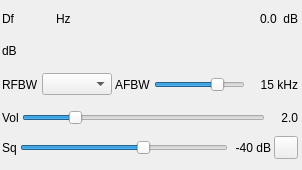
Before: the Qt Designer form plugins/channelrx/demodwfm/wfmdemodgui.ui in f4exb/sdrangel, drawn with Qt 5.
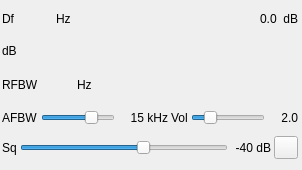
After: the same form once the commit is applied. Icons and pictures are not drawn. Custom widgets are drawn as their Qt base class.

The edit to the form file:
```diff
--- a/plugins/channelrx/demodwfm/wfmdemodgui.ui
+++ b/plugins/channelrx/demodwfm/wfmdemodgui.ui
@@ -216,15 +216,56 @@
        </widget>
       </item>
       <item>
-       <widget class="QComboBox" name="rfBW">
-        <property name="maximumSize">
+       <widget class="ValueDial" name="rfBW" native="true">
+        <property name="sizePolicy">
+         <sizepolicy hsizetype="Maximum" vsizetype="Maximum">
+          <horstretch>0</horstretch>
+          <verstretch>0</verstretch>
+         </sizepolicy>
+        </property>
+        <property name="minimumSize">
          <size>
-          <width>70</width>
-          <height>16777215</height>
+          <width>32</width>
+          <height>16</height>
          </size>
         </property>
+        <property name="font">
+         <font>
+          <family>Liberation Mono</family>
+          <pointsize>12</pointsize>
+          <weight>50</weight>
+          <bold>false</bold>
+         </font>
+        </property>
+        <property name="toolTip">
+         <string>RF Bandwidth (Hz)</string>
+        </property>
        </widget>
       </item>
+      <item>
+       <widget class="QLabel" name="rfBWUnits">
+        <property name="text">
+         <string>Hz</string>
+        </property>
+       </widget>
+      </item>
+      <item>
+       <spacer name="horizontalSpacer_2">
+        <property name="orientation">
+         <enum>Qt::Horizontal</enum>
+        </property>
+        <property name="sizeHint" stdset="0">
+         <size>
+          <width>40</width>
+          <height>20</height>
+         </size>
+        </property>
+       </spacer>
+      </item>
+     </layout>
+    </item>
+    <item>
+     <layout class="QHBoxLayout" name="volumeLayout">
       <item>
        <widget class="QLabel" name="afBWLabel">
         <property name="text">
@@ -270,10 +311,6 @@
         </property>
        </widget>
       </item>
-     </layout>
-    </item>
-    <item>
-     <layout class="QHBoxLayout" name="volumeLayout">
       <item>
        <widget class="QLabel" name="volumeLabel">
         <property name="text">
@@ -416,6 +453,12 @@
    <header>gui/valuedialz.h</header>
    <container>1</container>
   </customwidget>
+  <customwidget>
+   <class>ValueDial</class>
+   <extends>QWidget</extends>
+   <header>gui/valuedial.h</header>
+   <container>1</container>
+  </customwidget>
  </customwidgets>
  <resources>
   <include location="../../../sdrgui/resources/res.qrc"/>
```
